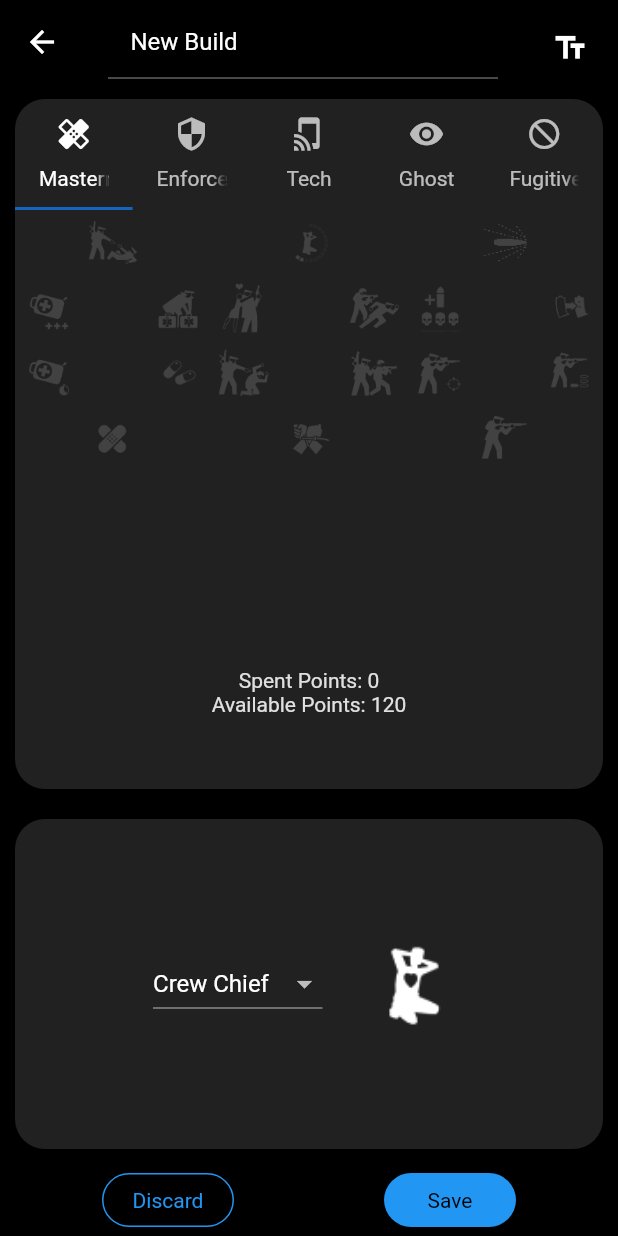
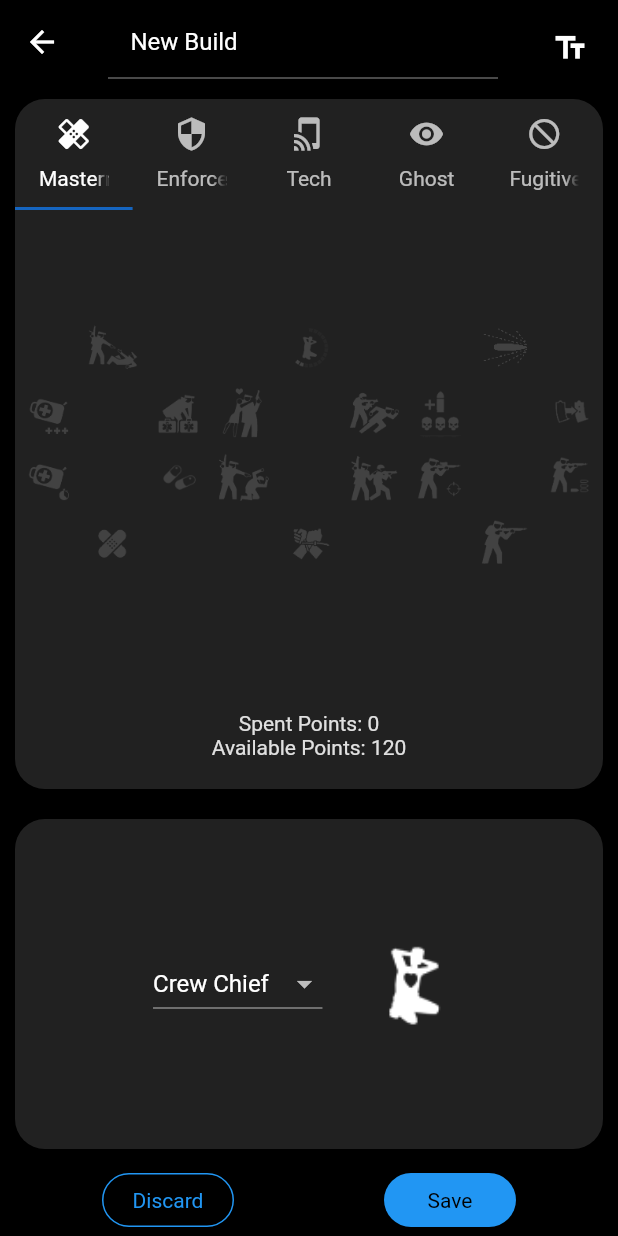
Before and after one commit to ElforL/Payday2-builds-app, a Flutter app: the screen it shows after launch, after a tap on "New Build", on a phone screen of 412 x 824 dp. Run offline on Flutter 3.47's test engine with Material 2 defaults, Android fonts, the phone set to English and light mode, and no system bars.

Commit message:
fixed overflow issue on wider screens

```diff
--- a/lib/screens/BuildsSceens/Components/SkillTree.dart
+++ b/lib/screens/BuildsSceens/Components/SkillTree.dart
@@ -27,9 +27,7 @@ class _SkillTreeState extends State<SkillTree> {
 
   @override
   Widget build(BuildContext context) {
-    return Column(
-      children: [
-        Row(
+    return Row(
       mainAxisAlignment: MainAxisAlignment.center,
       children: <Widget>[
         ///////////////////////////// Tree 1 /////////////////////////////
@@ -139,8 +137,6 @@ class _SkillTreeState extends State<SkillTree> {
         )
 
       ],
-        ),
-      ] //Coulmn children
     );
   }
 }
--- a/lib/screens/BuildsSceens/Components/SkillsCard.dart
+++ b/lib/screens/BuildsSceens/Components/SkillsCard.dart
@@ -25,14 +25,13 @@ class SkillsCardState extends State<SkillsCard> {
   @override
   Widget build(BuildContext context) {
     return Container(
-      child: DefaultTabController(
-        length: 5,
-        child: Container(
       margin: EdgeInsets.all(10),
       decoration: BoxDecoration(
         color: Colors.grey[900],
         borderRadius: BorderRadius.circular(20)
       ),
+      child: DefaultTabController(
+        length: 5,
         child: Column(
           children: <Widget>[
             ///////////////////////////// TabBar /////////////////////////////
@@ -46,7 +45,6 @@ class SkillsCardState extends State<SkillsCard> {
             ),
             ///////////////////////////// Trees /////////////////////////////
             Expanded(
-                flex: 2,
               child: TabBarView(
                 children: [
                   SkillTree(1, widget.curntBuild, widget.editable, this),
@@ -58,8 +56,7 @@ class SkillsCardState extends State<SkillsCard> {
               )
             ),
             ///////////////////////////// Points /////////////////////////////
-              Expanded(
-                child: Container(
+            Container(
               alignment: Alignment.center,
               margin: EdgeInsets.all(10),
               padding: EdgeInsets.all(10),
@@ -82,10 +79,8 @@ class SkillsCardState extends State<SkillsCard> {
                   ),
                 ],
               ),
-                ),
             )
           ],
-          )
         )
       ),
     );
```
Lines whose indentation alone changed are shown as unchanged.
